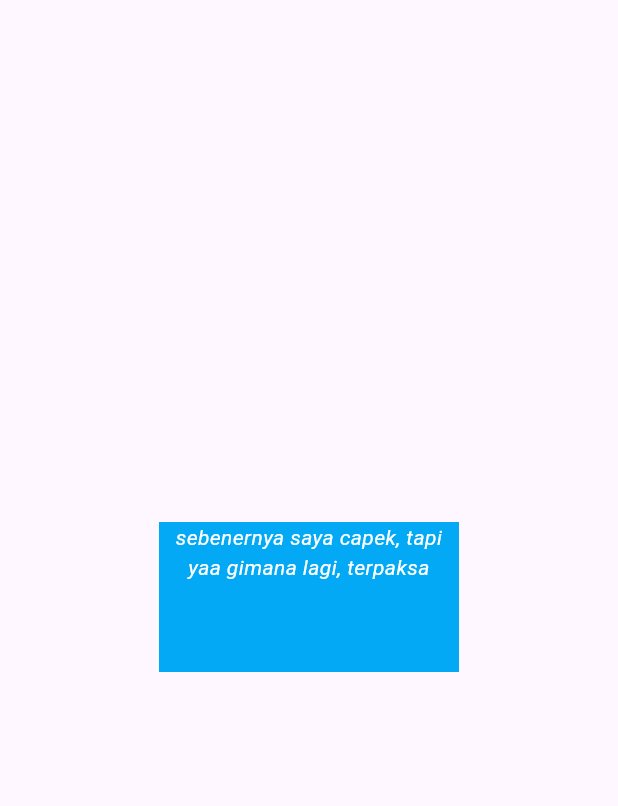
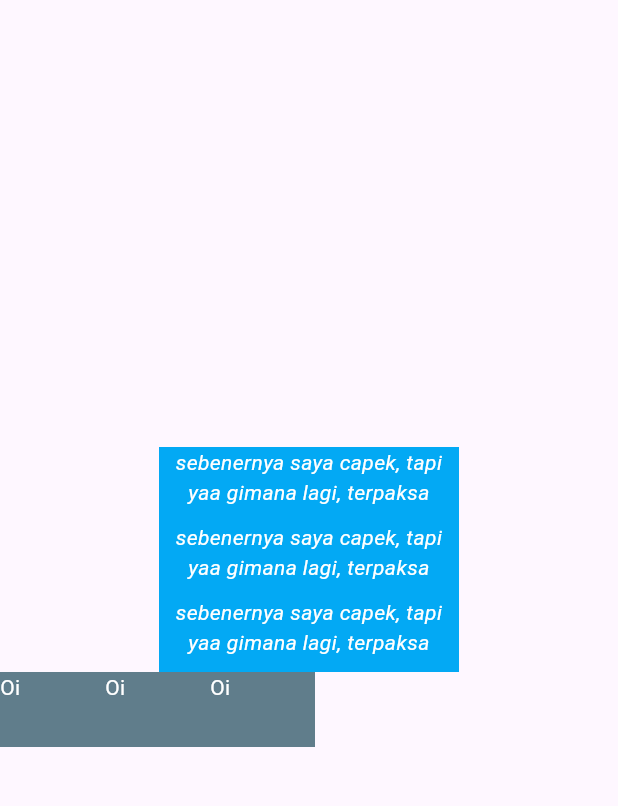
Before and after one commit to nentinur/Speedrun-Belajar-Flutter, a Flutter app: the screen it shows after launch, on a phone screen of 412 x 824 dp, the part 63-869 px from its top. Run offline on Flutter 3.47's test engine with Material 3 defaults, Android fonts, the phone set to English and light mode, and no system bars.

Commit message:
Column & row

```diff
--- a/lib/main.dart
+++ b/lib/main.dart
@@ -14,11 +14,17 @@ class MyApp extends StatelessWidget {
         appBar: AppBar(
           title: Text("Belajar Guys"),
         ),
-        body: Center(
+        body: Column(
+          // Column mengatur widget tersusun menumpuk dari atas ke bawah, kalo mau menyamping pakainya Row
+          mainAxisAlignment:
+              MainAxisAlignment.center, // mengatur dari atas ke tengah
+          crossAxisAlignment: CrossAxisAlignment.start, // rata kiri
+          children: [
+            Center(
                 child: Container(
                     color: Colors.lightBlue,
                     width: 200,
-                height: 100,
+                    height: 50,
                     child: Text(
                       "sebenernya saya capek, tapi yaa gimana lagi, terpaksa harus belajar ini",
                       maxLines: 2,
@@ -27,6 +33,65 @@ class MyApp extends StatelessWidget {
                       style: TextStyle(
                           color: Colors.white, fontStyle: FontStyle.italic),
                     ))),
+            Center(
+                child: Container(
+                    color: Colors.lightBlue,
+                    width: 200,
+                    height: 50,
+                    child: Text(
+                      "sebenernya saya capek, tapi yaa gimana lagi, terpaksa harus belajar ini",
+                      maxLines: 2,
+                      overflow: TextOverflow.clip,
+                      textAlign: TextAlign.center,
+                      style: TextStyle(
+                          color: Colors.white, fontStyle: FontStyle.italic),
+                    ))),
+            Center(
+                child: Container(
+                    color: Colors.lightBlue,
+                    width: 200,
+                    height: 50,
+                    child: Text(
+                      "sebenernya saya capek, tapi yaa gimana lagi, terpaksa harus belajar ini",
+                      maxLines: 2,
+                      overflow: TextOverflow.clip,
+                      textAlign: TextAlign.center,
+                      style: TextStyle(
+                          color: Colors.white, fontStyle: FontStyle.italic),
+                    ))),
+            Row(
+              children: [
+                Container(
+                  color: Colors.blueGrey,
+                  width: 70,
+                  height: 50,
+                  child: Text(
+                    "Oi",
+                    style: TextStyle(color: Colors.white),
+                  ),
+                ),
+                Container(
+                  color: Colors.blueGrey,
+                  width: 70,
+                  height: 50,
+                  child: Text(
+                    "Oi",
+                    style: TextStyle(color: Colors.white),
+                  ),
+                ),
+                Container(
+                  color: Colors.blueGrey,
+                  width: 70,
+                  height: 50,
+                  child: Text(
+                    "Oi",
+                    style: TextStyle(color: Colors.white),
+                  ),
+                )
+              ],
+            )
+          ],
+        ),
       ),
     );
   }
```
Lines whose indentation alone changed are shown as unchanged.
